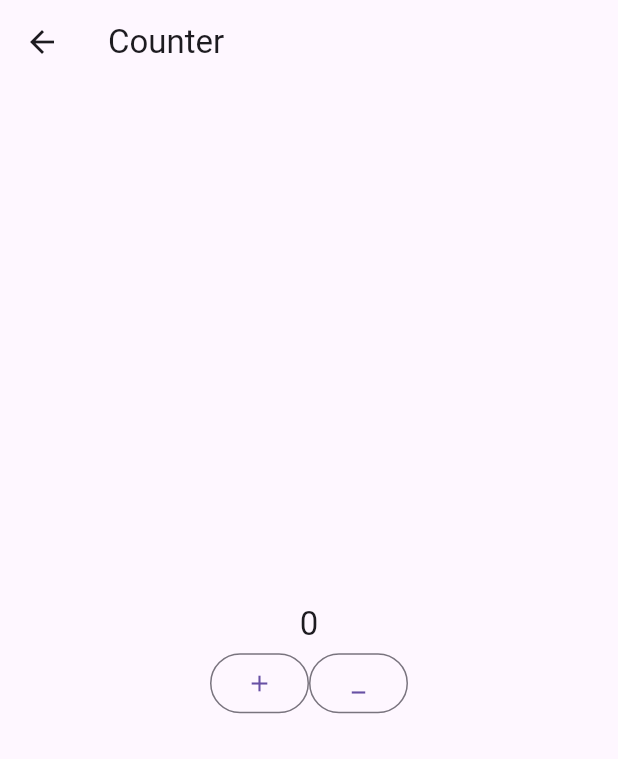
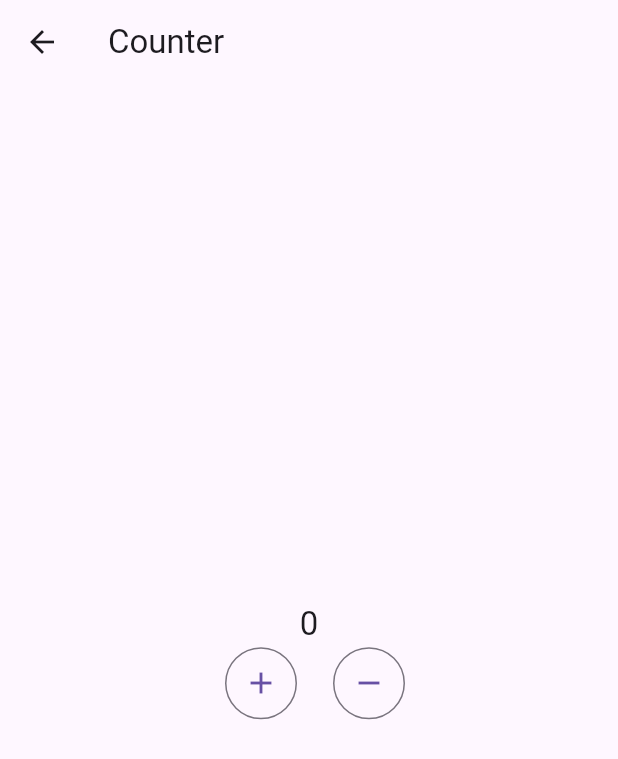
Before and after one commit to exson6969/flutter_increment_decrement_app, a Flutter app: the Counter screen opened by its route, on a phone screen of 412 x 824 dp. Shown: the top 759 px of the screen. Run offline on Flutter 3.47's test engine with Material 3 defaults, Android fonts, the phone set to English and light mode, and no system bars.

Commit message:
changed button style

```diff
--- a/lib/pages/Counter.dart
+++ b/lib/pages/Counter.dart
@@ -37,12 +37,35 @@ class _CounterState extends State<Counter> {
               style: TextStyle(fontSize: 22.0),
             ),
             Row(
-
               mainAxisAlignment: MainAxisAlignment.center,
               children: [
-                OutlinedButton(onPressed: increment, child: Icon(Icons.add)),
                 OutlinedButton(
-                    onPressed: decrement, child: Icon(Icons.minimize)),
+                  onPressed: increment,
+                  child: Icon(Icons.add, size: 24.0,
+       ),
+                  style: OutlinedButton.styleFrom(
+                      padding: EdgeInsets.all(12.0), shape: CircleBorder()),
+                ),
+                SizedBox(
+                  width: 16.0,
+                ),
+                OutlinedButton(
+  onPressed: decrement,
+  style: OutlinedButton.styleFrom(
+    shape: CircleBorder(),
+    minimumSize: Size(48, 48), // Ensure the button has a consistent size
+
+    padding: EdgeInsets.zero, // Remove padding for exact alignment
+  ),
+  child: Center( // Ensures the icon stays centered
+    child: Icon(
+      Icons.remove, // Use Icons.remove for consistency with decrement
+      size: 24.0,
+
+    ),
+  ),
+)
+,
               ],
             )
           ],
```
